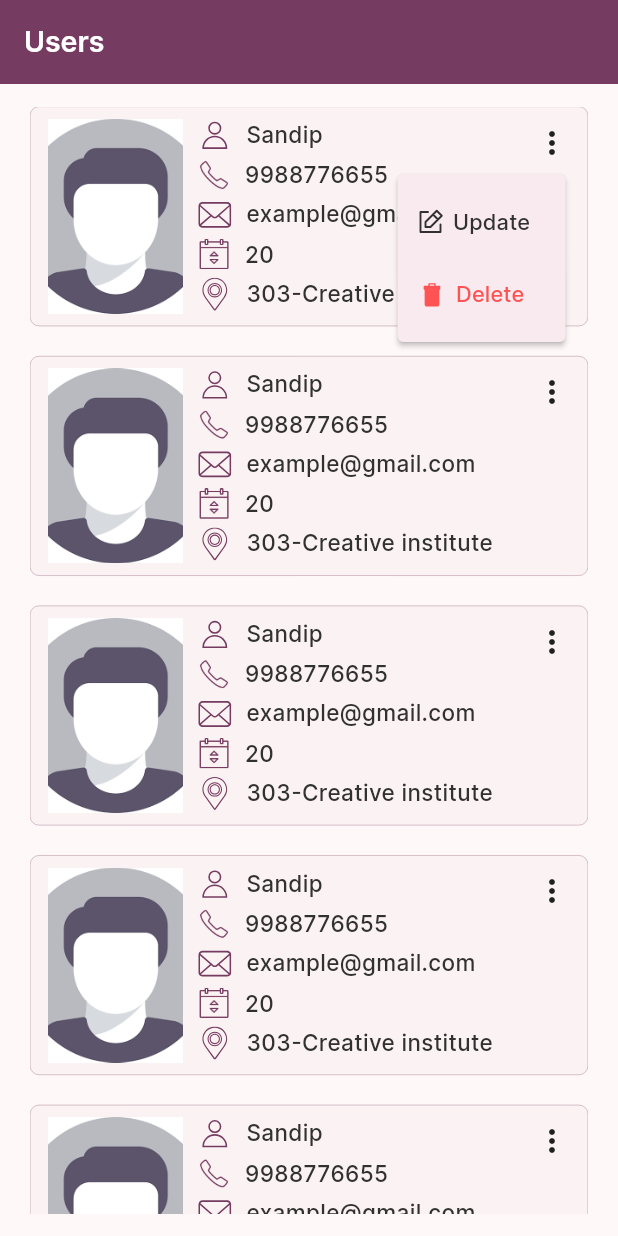
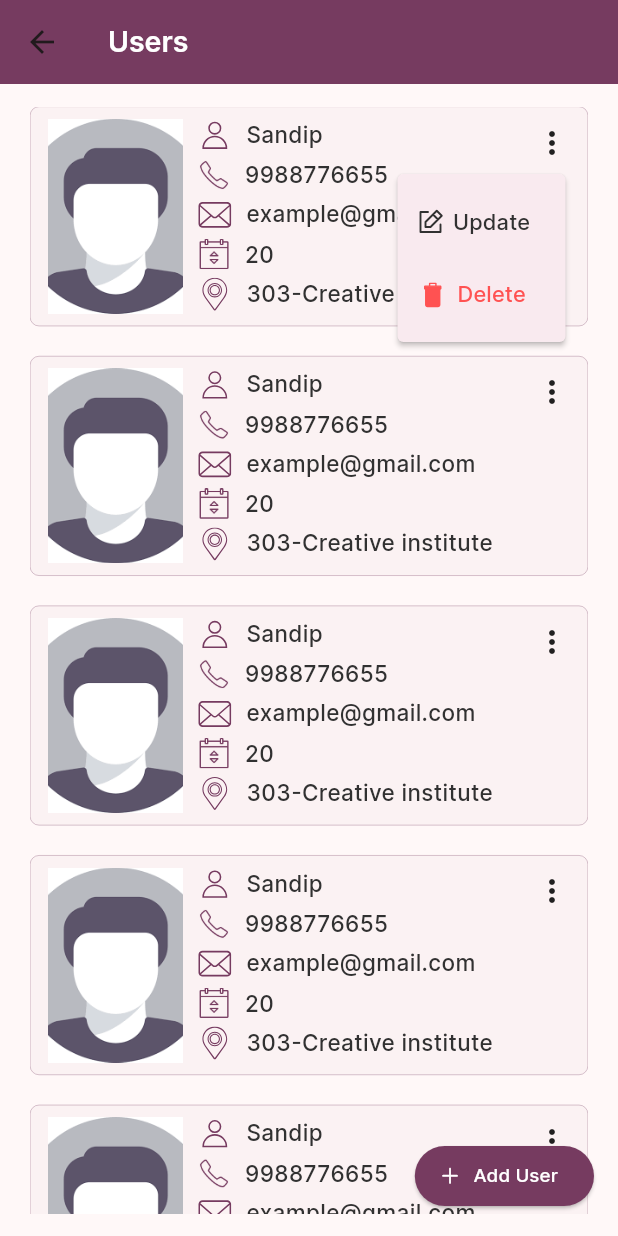
Before and after one commit to Kapil0078/FlutterAPIProject, a Flutter app: the screen it shows after launch, after a tap on the "more vert" icon, on a phone screen of 412 x 824 dp. Run offline on Flutter 3.47's test engine with Material 2 defaults, Android fonts, the phone set to English and light mode, and no system bars; our stand-ins replace flutter_svg.

Commit message:
UI Design 4/7/2023

```diff
--- a/lib/color_constatnt.dart
+++ b/lib/color_constatnt.dart
@@ -16,4 +16,5 @@ final Map<int, Color> swatch = {
 };
 
 const background = Color.fromRGBO(118, 59, 96, 0.03);
+const grey = Color(0xff818181);
 const black = Color(0xff313131);
--- a/lib/constant.dart
+++ b/lib/constant.dart
@@ -1,3 +1,5 @@
+import 'package:flutter/material.dart';
+
 class StringConstant {
   // ErrorMsg
   static const initialErrorMsg = "Something went wrong";
@@ -6,3 +8,5 @@ class StringConstant {
   static const error409 = "Duplicate record found";
   static const error500 = "Internal server error";
 }
+
+const fieldHeight = SizedBox(height: 12);
--- a/lib/main.dart
+++ b/lib/main.dart
@@ -1,5 +1,6 @@
 import 'package:flutter/material.dart';
 import 'package:flutter_api_project/helper_function/my_text_style.dart';
+import 'package:flutter_api_project/screens/Home/create_update_user.dart';
 import 'package:flutter_api_project/screens/Home/home_page.dart';
 
 import 'color_constatnt.dart';
@@ -31,6 +32,11 @@ class MyApp extends StatelessWidget {
           ),
         ),
       ),
+      initialRoute: HomePage.pageName,
+      routes: <String, Widget Function(BuildContext)>{
+        HomePage.pageName: (context) => const HomePage(),
+        CreateUpdateUser.pageName: (context) => const CreateUpdateUser(),
+      },
       home: const HomePage(),
     );
   }
--- a/lib/screens/Home/home_page.dart
+++ b/lib/screens/Home/home_page.dart
@@ -1,18 +1,51 @@
+import 'package:flutter/cupertino.dart';
 import 'package:flutter/material.dart';
 import 'package:flutter_api_project/color_constatnt.dart';
 import 'package:flutter_api_project/helper_function/my_text_style.dart';
+import 'package:flutter_api_project/screens/Home/create_update_user.dart';
 import 'package:flutter_svg/flutter_svg.dart';
 
 import '../../widgets/custom_icon.dart';
 
 class HomePage extends StatelessWidget {
+  static const String pageName = "/home";
   const HomePage({super.key});
 
+  final btnList = const [
+    {
+      'title': "Update",
+      'path': "assets/icons/edit2.svg",
+    },
+    {
+      'title': "Delete",
+      'path': "assets/icons/delete.svg",
+    }
+  ];
   @override
   Widget build(BuildContext context) {
     return Scaffold(
       appBar: AppBar(
         title: const Text("Users"),
+      ),
+      floatingActionButton: ElevatedButton.icon(
+        onPressed: () {
+          Navigator.pushNamed(context, CreateUpdateUser.pageName);
+        },
+        icon: const Icon(
+          CupertinoIcons.add,
+          color: Colors.white,
+          size: 15,
+        ),
+        label: Text(
+          "Add User",
+          style: MyTextStyle.medium.copyWith(
+            color: Colors.white,
+            fontSize: 12.5,
+          ),
+        ),
+        style: ElevatedButton.styleFrom(
+          backgroundColor: appPrimary,
+        ),
       ),
       body: Padding(
         padding: const EdgeInsets.symmetric(
@@ -21,6 +54,7 @@ class HomePage extends StatelessWidget {
         ),
         child: ListView.builder(
           itemCount: 5,
+          padding: const EdgeInsets.only(bottom: 30),
           itemBuilder: (context, index) {
             return Stack(
               children: [
@@ -109,23 +143,22 @@ class HomePage extends StatelessWidget {
                     offset: const Offset(-15, 45),
                     elevation: 1.5,
                     itemBuilder: (context) {
-                      return [
-                        const PopupMenuItem(
-                          child: CustomBtn(
-                            svgPath: "assets/icons/edit2.svg",
-                            text: "Update",
-                          ),
-                        ),
-                        const PopupMenuItem(
-                          child: CustomBtn(
-                            svgPath: "assets/icons/delete.svg",
-                            text: "Delete",
-                            svgHeight: 22,
-                            svgWidth: 22,
-                            color: Colors.redAccent,
-                          ),
-                        ),
-                      ];
+                      return btnList.map(
+                        (e) {
+                          final index = btnList.indexOf(e);
+                          return PopupMenuItem(
+                            value: index,
+                            child: CustomBtn(
+                              svgPath: e['path']!,
+                              text: e['title']!,
+                              color: index == 1 ? Colors.redAccent : black,
+                              svgHeight: index == 1 ? 23 : 20,
+                              svgWidth: index == 1 ? 23 : 20,
+                            ),
+                            onTap: () {},
+                          );
+                        },
+                      ).toList();
                     },
                   ),
                 ),
```
Also changed, not shown: lib/screens/Home/create_update_user.dart (added, +66 -0 lines), lib/widgets/leading_btn.dart (added, +33 -0 lines), lib/widgets/my_text_form_field.dart (added, +98 -0 lines).
